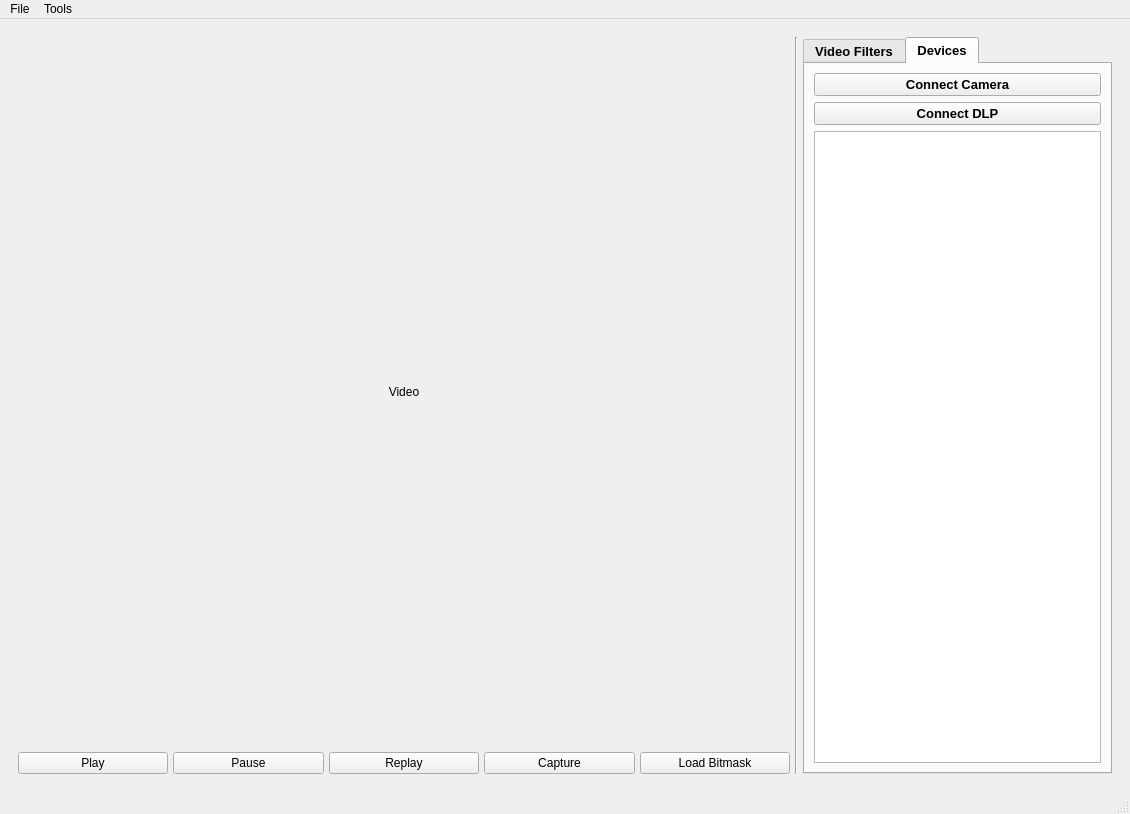
tarumishra9498/dlpctlF25, file src/ui/dlpctl.ui: the form before one commit.
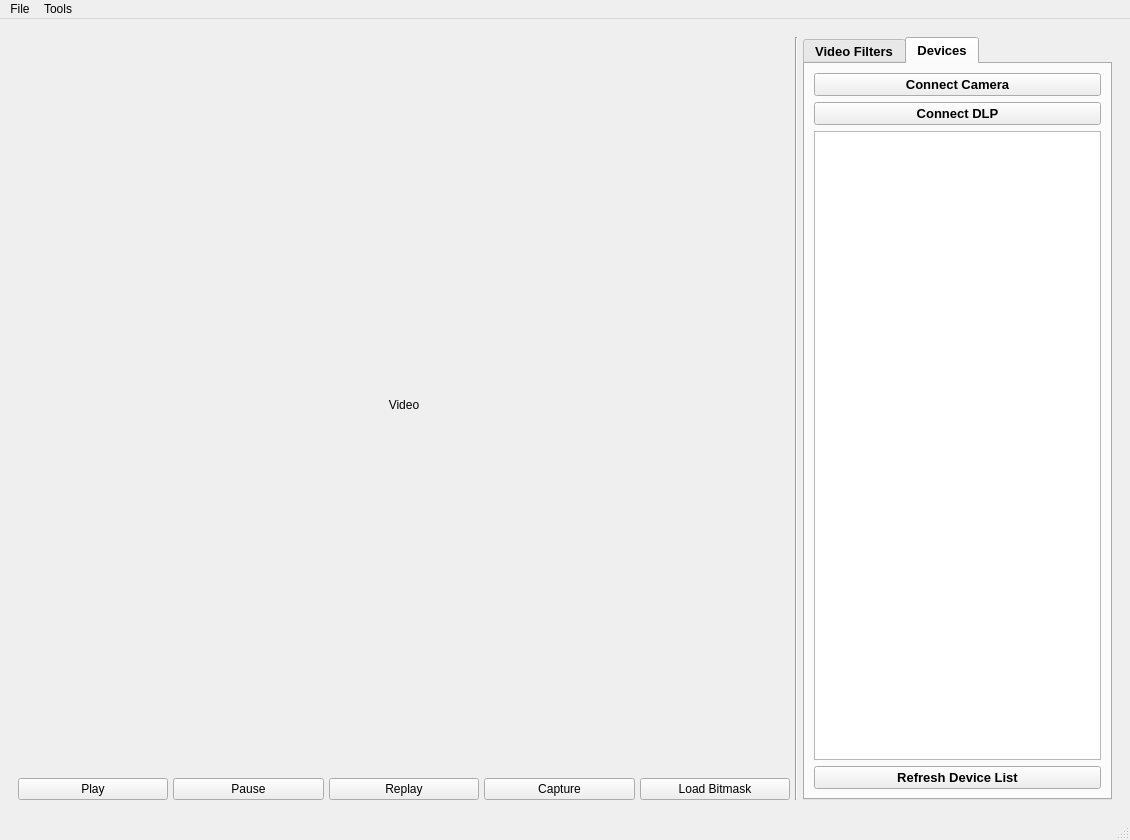
The form after the commit. Icons and pictures are not drawn. Custom widgets are drawn as their Qt base class.

Commit message: Added icons to some buttons and added a device refresh button (not yet linked up to code)

```diff
--- a/src/ui/dlpctl.ui
+++ b/src/ui/dlpctl.ui
@@ -10,7 +10,7 @@
     <x>0</x>
     <y>0</y>
     <width>1130</width>
-    <height>814</height>
+    <height>840</height>
    </rect>
   </property>
   <property name="sizePolicy">
@@ -871,6 +871,16 @@
              <item>
               <widget class="QListWidget" name="pyvisa_instrument_list"/>
              </item>
+             <item>
+              <widget class="QPushButton" name="refresh_devices">
+               <property name="text">
+                <string>Refresh Device List</string>
+               </property>
+               <property name="icon">
+                <iconset theme="system-reboot"/>
+               </property>
+              </widget>
+             </item>
             </layout>
            </widget>
           </widget>
```
Left out of the diff: 15 changed lines with no effect on the pictures. The commit also changes 2 other files.
